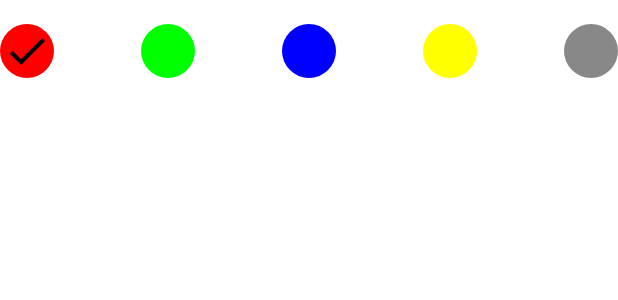
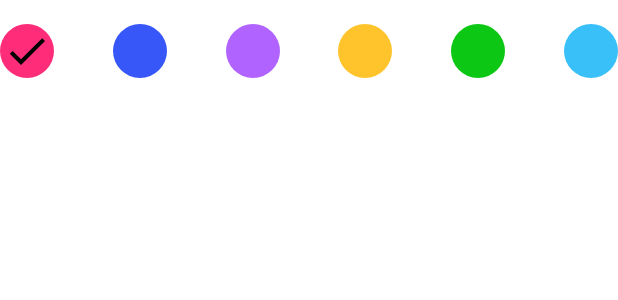
Before and after one commit to gzaber/KeepNote, an Android app built with Jetpack Compose: the @Preview function ColorPickerPreview, on a phone screen of 412 x 824 dp. Shown: the top 300 px of the screen. Run offline under Robolectric (Android 15) with nearby library versions, the light colour scheme and no system bars.

Commit message:
improve ui

```diff
--- a/app/src/main/java/com/gzaber/keepnote/ui/addeditelement/AddEditElementViewModel.kt
+++ b/app/src/main/java/com/gzaber/keepnote/ui/addeditelement/AddEditElementViewModel.kt
@@ -57,8 +57,6 @@ class AddEditElementViewModel @Inject constructor(
     val uiState: StateFlow<AddEditElementUiState> = _uiState.asStateFlow()
 
     init {
-        Log.e("logix", "saveElement: $isNote, $elementId, $folderId", )
-
         if (elementId != null) {
             readElement(elementId.toInt(), isNote)
         }
--- a/app/src/main/java/com/gzaber/keepnote/ui/addeditelement/components/AddEditElementContent.kt
+++ b/app/src/main/java/com/gzaber/keepnote/ui/addeditelement/components/AddEditElementContent.kt
@@ -49,7 +49,7 @@ fun AddEditElementContent(
                     .fillMaxWidth()
             )
         }
-        ColorPicker(
+        ColorSelector(
             onColorSelect = onColorSelect,
             currentColor = color,
         )
--- a/app/src/main/java/com/gzaber/keepnote/ui/addeditelement/components/ColorPicker.kt
+++ b/app/src/main/java/com/gzaber/keepnote/ui/addeditelement/components/ColorSelector.kt
@@ -25,6 +25,12 @@ import androidx.compose.ui.tooling.preview.Preview
 import androidx.compose.ui.unit.Dp
 import androidx.compose.ui.unit.dp
 import com.gzaber.keepnote.R
+import com.gzaber.keepnote.ui.theme.ColorSelectorColor1
+import com.gzaber.keepnote.ui.theme.ColorSelectorColor2
+import com.gzaber.keepnote.ui.theme.ColorSelectorColor3
+import com.gzaber.keepnote.ui.theme.ColorSelectorColor4
+import com.gzaber.keepnote.ui.theme.ColorSelectorColor5
+import com.gzaber.keepnote.ui.theme.ColorSelectorColor6
 import com.gzaber.keepnote.ui.theme.KeepNoteTheme
 
 
@@ -55,12 +61,27 @@ fun ColorCircle(
 }
 
 @Composable
-fun ColorPicker(
+fun ColorSelector(
     onColorSelect: (Color) -> Unit,
     modifier: Modifier = Modifier,
+//    colors: List<Color> = listOf(
+//        ColorSelectorColor1,
+//        ColorSelectorColor2,
+//        ColorSelectorColor3,
+//        ColorSelectorColor4,
+//        ColorSelectorColor5,
+//        ColorSelectorColor6
+//    ),
     currentColor: Color? = null
 ) {
-    val colors = listOf(Color.Red, Color.Green, Color.Blue, Color.Yellow, Color.Gray)
+    val colors: List<Color> = listOf(
+        ColorSelectorColor1,
+        ColorSelectorColor2,
+        ColorSelectorColor3,
+        ColorSelectorColor4,
+        ColorSelectorColor5,
+        ColorSelectorColor6
+    )
     var selectedColor by remember {
         mutableStateOf(currentColor ?: colors.first())
     }
@@ -88,7 +109,7 @@ fun ColorPicker(
 @Composable
 fun ColorPickerPreview() {
     KeepNoteTheme {
-        ColorPicker(
+        ColorSelector(
             onColorSelect = {}
         )
     }
--- a/app/src/main/java/com/gzaber/keepnote/ui/elementsoverview/ElementsOverviewScreen.kt
+++ b/app/src/main/java/com/gzaber/keepnote/ui/elementsoverview/ElementsOverviewScreen.kt
@@ -68,6 +68,7 @@ fun ElementsOverviewScreen(
         topBar = {
             KeepNoteAppBar(
                 title = R.string.app_name,
+                isTitleBold = true,
                 isGridView = uiState.isGridView,
                 onFilterClick = {
                     bottomSheetStatus = BottomSheetStatus.FilterElements
--- a/app/src/main/java/com/gzaber/keepnote/ui/elementsoverview/ElementsOverviewViewModel.kt
+++ b/app/src/main/java/com/gzaber/keepnote/ui/elementsoverview/ElementsOverviewViewModel.kt
@@ -23,7 +23,7 @@ enum class ElementsOverviewStatus {
 }
 
 data class FilterInfo(
-    val sortRadioOptions: List<Int> = listOf(R.string.radio_name, R.string.radio_date),
+    val sortRadioOptions: List<Int> = listOf(R.string.radio_date, R.string.radio_name),
     val sortSelectedOption: Int = sortRadioOptions.first(),
     val orderRadioOptions: List<Int> = listOf(R.string.radio_ascending, R.string.radio_descending),
     val orderSelectedOption: Int = orderRadioOptions.first(),
--- a/app/src/main/java/com/gzaber/keepnote/ui/folderdetails/FolderDetailsViewModel.kt
+++ b/app/src/main/java/com/gzaber/keepnote/ui/folderdetails/FolderDetailsViewModel.kt
@@ -27,7 +27,7 @@ enum class FolderDetailsStatus {
 }
 
 data class FilterInfo(
-    val sortRadioOptions: List<Int> = listOf(R.string.radio_name, R.string.radio_date),
+    val sortRadioOptions: List<Int> = listOf(R.string.radio_date, R.string.radio_name),
     val sortSelectedOption: Int = sortRadioOptions.first(),
     val orderRadioOptions: List<Int> = listOf(R.string.radio_ascending, R.string.radio_descending),
     val orderSelectedOption: Int = orderRadioOptions.first()
--- a/app/src/main/java/com/gzaber/keepnote/ui/theme/Color.kt
+++ b/app/src/main/java/com/gzaber/keepnote/ui/theme/Color.kt
@@ -9,3 +9,13 @@ val Pink80 = Color(0xFFEFB8C8)
 val Purple40 = Color(0xFF6650a4)
 val PurpleGrey40 = Color(0xFF625b71)
 val Pink40 = Color(0xFF7D5260)
+
+val CardContainerColor = Color(0xFFEFF2F9)
+val FabContainerColor = Color(0xFF3757F8)
+
+val ColorSelectorColor1 = Color(0xFFFF2C79)
+val ColorSelectorColor2 = Color(0xFF3757F8)
+val ColorSelectorColor3 = Color(0xFFB063FF)
+val ColorSelectorColor4 = Color(0xFFFFC42C)
+val ColorSelectorColor5 = Color(0xFF0CC714)
+val ColorSelectorColor6 = Color(0xFF39C0F8)
--- a/app/src/main/java/com/gzaber/keepnote/ui/utils/model/Element.kt
+++ b/app/src/main/java/com/gzaber/keepnote/ui/utils/model/Element.kt
@@ -2,6 +2,7 @@ package com.gzaber.keepnote.ui.utils.model
 
 import androidx.compose.ui.graphics.Color
 import androidx.compose.ui.graphics.toArgb
+import com.gzaber.keepnote.ui.theme.ColorSelectorColor1
 import java.util.Date
 
 data class Element(
@@ -19,7 +20,7 @@ data class Element(
                 isNote = true,
                 name = "",
                 content = "",
-                color = Color.Red.toArgb()
+                color = ColorSelectorColor1.toArgb()
             )
         }
     }
--- a/app/src/main/java/com/gzaber/keepnote/ui/utils/model/ModelMappingExt.kt
+++ b/app/src/main/java/com/gzaber/keepnote/ui/utils/model/ModelMappingExt.kt
@@ -2,7 +2,6 @@ package com.gzaber.keepnote.ui.utils.model
 
 import com.gzaber.keepnote.data.repository.model.Folder
 import com.gzaber.keepnote.data.repository.model.Note
-import com.gzaber.keepnote.ui.utils.model.Element
 
 
 fun Element.toNote(): Note {
```
Also changed, not shown: app/src/main/java/com/gzaber/keepnote/ui/utils/components/BottomSheetContents.kt (+7 -7 lines), app/src/main/java/com/gzaber/keepnote/ui/utils/components/ElementViewItems.kt (+24 -12 lines), app/src/main/java/com/gzaber/keepnote/ui/utils/components/KeepNoteAppBar.kt (+15 -2 lines), app/src/main/java/com/gzaber/keepnote/ui/utils/components/KeepNoteFloatingActionButton.kt (+7 -0 lines).
